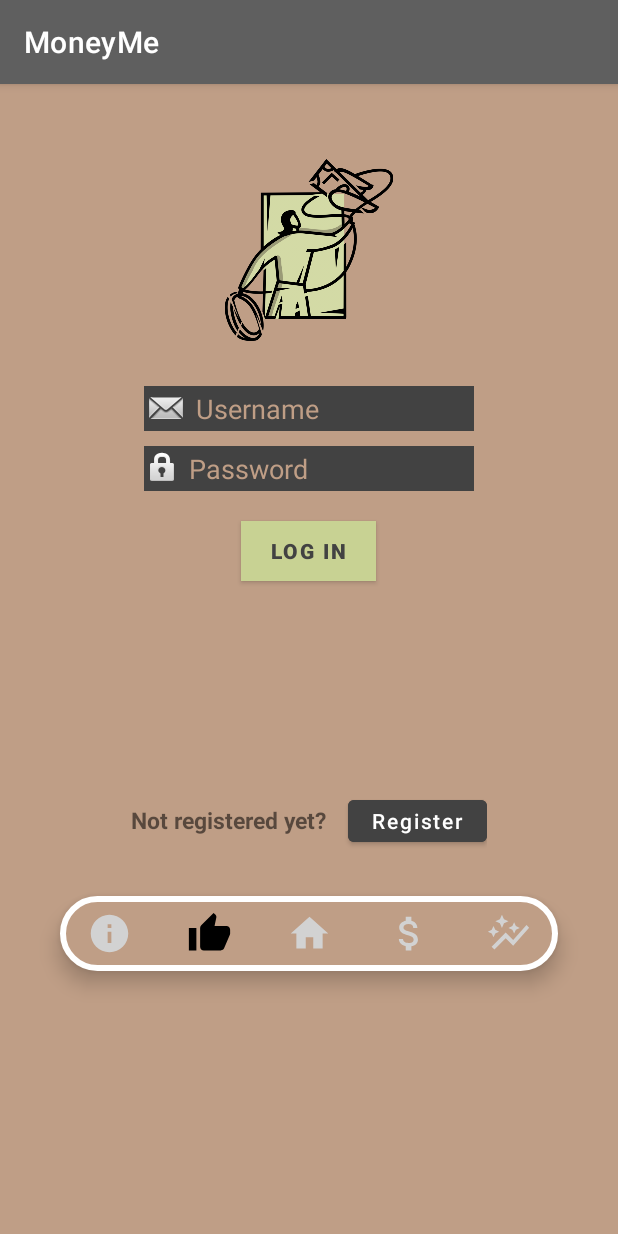
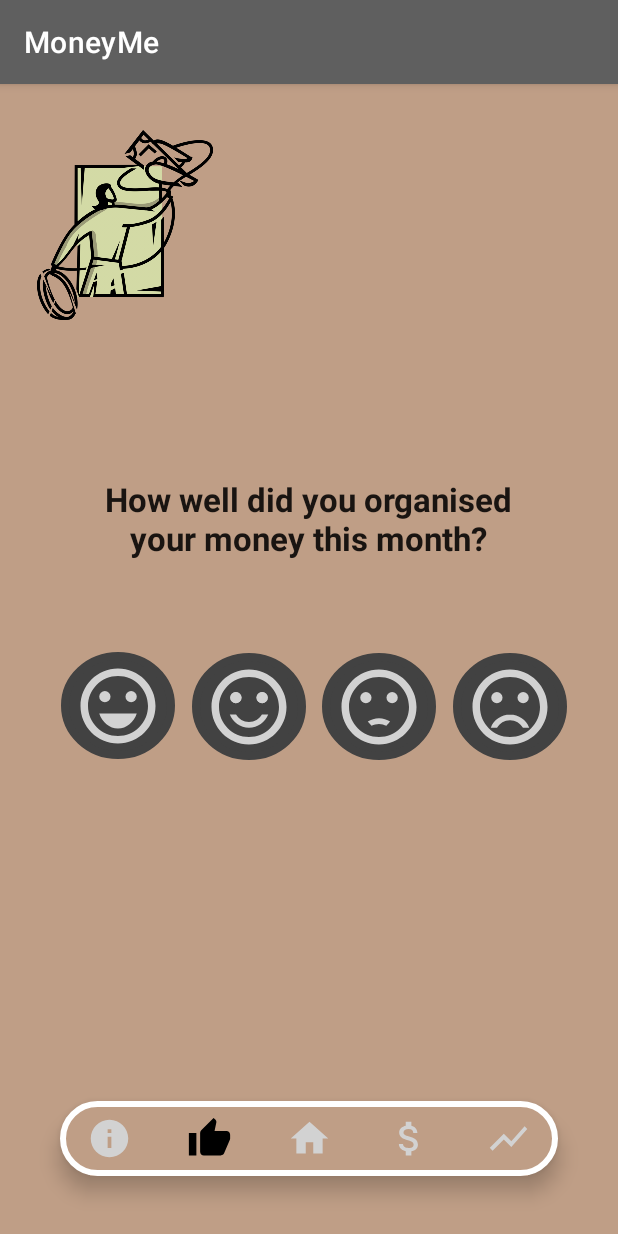
Before and after one commit to GabrielHr00/Android-Studio-Money-Organisation-App, an Android app: the Vote screen opened directly, with no data from a screen before it, on a phone screen of 412 x 824 dp. Run offline under Robolectric (Android 15) with nearby library versions, the phone set to English and light mode, and no system bars.

Commit message:
Vote Screen and vote buttons

```diff
--- a/MoneyMe/app/src/main/java/com/example/moneyme/Vote.java
+++ b/MoneyMe/app/src/main/java/com/example/moneyme/Vote.java
@@ -20,7 +20,7 @@ public class Vote extends AppCompatActivity {
     @Override
     protected void onCreate(Bundle savedInstanceState) {
         super.onCreate(savedInstanceState);
-        setContentView(R.layout.activity_log_in);
+        setContentView(R.layout.activity_vote);
 
         // Navigation Bar
         navigationView = findViewById(R.id.navigation);
--- /dev/null
+++ b/MoneyMe/app/src/main/res/drawable/circle_shape.xml
@@ -0,0 +1,10 @@
+<?xml version="1.0" encoding="utf-8"?>
+<selector xmlns:android="http://schemas.android.com/apk/res/android">
+    <item>
+        <shape android:shape="oval">
+            <stroke android:color="@color/cardview_dark_background" android:width="5dp" />
+            <solid android:color="@color/cardview_dark_background"/>
+            <size android:width="150dp" android:height="150dp"/>
+        </shape>
+    </item>
+</selector>
--- a/MoneyMe/app/src/main/res/drawable/ic_baseline_auto_graph_24.xml
+++ /dev/null
@@ -1,5 +0,0 @@
-<vector android:height="24dp" android:tint="#D2D2D2"
-    android:viewportHeight="24" android:viewportWidth="24"
-    android:width="24dp" xmlns:android="http://schemas.android.com/apk/res/android">
-    <path android:fillColor="@android:color/white" android:pathData="M14.06,9.94L12,9l2.06,-0.94L15,6l0.94,2.06L18,9l-2.06,0.94L15,12L14.06,9.94zM4,14l0.94,-2.06L7,11l-2.06,-0.94L4,8l-0.94,2.06L1,11l2.06,0.94L4,14zM8.5,9l1.09,-2.41L12,5.5L9.59,4.41L8.5,2L7.41,4.41L5,5.5l2.41,1.09L8.5,9zM4.5,20.5l6,-6.01l4,4L23,8.93l-1.41,-1.41l-7.09,7.97l-4,-4L3,19L4.5,20.5z"/>
-</vector>
--- /dev/null
+++ b/MoneyMe/app/src/main/res/drawable/ic_baseline_sentiment_dissatisfied_24.xml
@@ -0,0 +1,7 @@
+<vector android:height="60dp" android:tint="#D2D2D2"
+    android:viewportHeight="24" android:viewportWidth="24"
+    android:width="60dp" xmlns:android="http://schemas.android.com/apk/res/android">
+    <path android:fillColor="@android:color/white" android:pathData="M15.5,9.5m-1.5,0a1.5,1.5 0,1 1,3 0a1.5,1.5 0,1 1,-3 0"/>
+    <path android:fillColor="@android:color/white" android:pathData="M8.5,9.5m-1.5,0a1.5,1.5 0,1 1,3 0a1.5,1.5 0,1 1,-3 0"/>
+    <path android:fillColor="@android:color/white" android:pathData="M11.99,2C6.47,2 2,6.48 2,12s4.47,10 9.99,10C17.52,22 22,17.52 22,12S17.52,2 11.99,2zM12,20c-4.42,0 -8,-3.58 -8,-8s3.58,-8 8,-8 8,3.58 8,8 -3.58,8 -8,8zM12,16.5c0.73,0 1.39,0.19 1.97,0.53 0.12,-0.14 0.86,-0.98 1.01,-1.14 -0.85,-0.56 -1.87,-0.89 -2.98,-0.89 -1.11,0 -2.13,0.33 -2.99,0.88 0.97,1.09 0.01,0.02 1.01,1.14 0.59,-0.33 1.25,-0.52 1.98,-0.52z"/>
+</vector>
--- /dev/null
+++ b/MoneyMe/app/src/main/res/drawable/ic_baseline_sentiment_satisfied_alt_24.xml
@@ -0,0 +1,9 @@
+<vector android:height="60dp" android:tint="#D2D2D2"
+    android:viewportHeight="24" android:viewportWidth="24"
+    android:width="60dp" xmlns:android="http://schemas.android.com/apk/res/android">
+    <path android:fillColor="@android:color/white" android:pathData="M15.5,9.5m-1.5,0a1.5,1.5 0,1 1,3 0a1.5,1.5 0,1 1,-3 0"/>
+    <path android:fillColor="@android:color/white" android:pathData="M8.5,9.5m-1.5,0a1.5,1.5 0,1 1,3 0a1.5,1.5 0,1 1,-3 0"/>
+    <path android:fillColor="@android:color/white" android:pathData="M15.5,9.5m-1.5,0a1.5,1.5 0,1 1,3 0a1.5,1.5 0,1 1,-3 0"/>
+    <path android:fillColor="@android:color/white" android:pathData="M8.5,9.5m-1.5,0a1.5,1.5 0,1 1,3 0a1.5,1.5 0,1 1,-3 0"/>
+    <path android:fillColor="@android:color/white" android:pathData="M11.99,2C6.47,2 2,6.48 2,12s4.47,10 9.99,10C17.52,22 22,17.52 22,12S17.52,2 11.99,2zM12,20c-4.42,0 -8,-3.58 -8,-8s3.58,-8 8,-8 8,3.58 8,8 -3.58,8 -8,8zM12,17.5c2.33,0 4.32,-1.45 5.12,-3.5h-1.67c-0.69,1.19 -1.97,2 -3.45,2s-2.75,-0.81 -3.45,-2L6.88,14c0.8,2.05 2.79,3.5 5.12,3.5z"/>
+</vector>
--- /dev/null
+++ b/MoneyMe/app/src/main/res/drawable/ic_baseline_sentiment_very_dissatisfied_24.xml
@@ -0,0 +1,7 @@
+<vector android:height="60dp" android:tint="#D2D2D2"
+    android:viewportHeight="24" android:viewportWidth="24"
+    android:width="60dp" xmlns:android="http://schemas.android.com/apk/res/android">
+    <path android:fillColor="@android:color/white" android:pathData="M15.5,9.5m-1.5,0a1.5,1.5 0,1 1,3 0a1.5,1.5 0,1 1,-3 0"/>
+    <path android:fillColor="@android:color/white" android:pathData="M8.5,9.5m-1.5,0a1.5,1.5 0,1 1,3 0a1.5,1.5 0,1 1,-3 0"/>
+    <path android:fillColor="@android:color/white" android:pathData="M11.99,2C6.47,2 2,6.48 2,12s4.47,10 9.99,10C17.52,22 22,17.52 22,12S17.52,2 11.99,2zM12,20c-4.42,0 -8,-3.58 -8,-8s3.58,-8 8,-8 8,3.58 8,8 -3.58,8 -8,8zM12,14c-2.33,0 -4.32,1.45 -5.12,3.5h1.67c0.69,-1.19 1.97,-2 3.45,-2s2.75,0.81 3.45,2h1.67c-0.8,-2.05 -2.79,-3.5 -5.12,-3.5z"/>
+</vector>
--- /dev/null
+++ b/MoneyMe/app/src/main/res/drawable/ic_baseline_sentiment_very_satisfied_24.xml
@@ -0,0 +1,7 @@
+<vector android:height="60dp" android:tint="#D2D2D2"
+    android:viewportHeight="24" android:viewportWidth="24"
+    android:width="60dp" xmlns:android="http://schemas.android.com/apk/res/android">
+    <path android:fillColor="@android:color/white" android:pathData="M15.5,9.5m-1.5,0a1.5,1.5 0,1 1,3 0a1.5,1.5 0,1 1,-3 0"/>
+    <path android:fillColor="@android:color/white" android:pathData="M8.5,9.5m-1.5,0a1.5,1.5 0,1 1,3 0a1.5,1.5 0,1 1,-3 0"/>
+    <path android:fillColor="@android:color/white" android:pathData="M11.99,2C6.47,2 2,6.48 2,12s4.47,10 9.99,10C17.52,22 22,17.52 22,12S17.52,2 11.99,2zM12,20c-4.42,0 -8,-3.58 -8,-8s3.58,-8 8,-8 8,3.58 8,8 -3.58,8 -8,8zM7,14c0.78,2.34 2.72,4 5,4s4.22,-1.66 5,-4L7,14z"/>
+</vector>
--- /dev/null
+++ b/MoneyMe/app/src/main/res/drawable/ic_baseline_show_chart_24.xml
@@ -0,0 +1,5 @@
+<vector android:height="24dp" android:tint="#D2D2D2"
+    android:viewportHeight="24" android:viewportWidth="24"
+    android:width="24dp" xmlns:android="http://schemas.android.com/apk/res/android">
+    <path android:fillColor="@android:color/white" android:pathData="M3.5,18.49l6,-6.01 4,4L22,6.92l-1.41,-1.41 -7.09,7.97 -4,-4L2,16.99z"/>
+</vector>
--- a/MoneyMe/app/src/main/res/layout/activity_log_in.xml
+++ /dev/null
@@ -1,102 +0,0 @@
-<?xml version="1.0" encoding="utf-8"?>
-<LinearLayout xmlns:android="http://schemas.android.com/apk/res/android"
-    xmlns:app="http://schemas.android.com/apk/res-auto"
-    xmlns:tools="http://schemas.android.com/tools"
-    android:layout_width="match_parent"
-    android:layout_height="match_parent"
-    android:background="#BF9E86"
-    android:gravity="center_horizontal"
-    android:orientation="vertical"
-    android:padding="10dp"
-    tools:context=".Vote">
-
-    <ImageView
-        android:id="@+id/logo_icon"
-        android:layout_width="161dp"
-        android:layout_height="121dp"
-        android:layout_marginTop="40dp"
-        android:contentDescription="logo"
-        android:src="@drawable/logo" />
-
-        <EditText
-            android:id="@+id/username"
-            android:layout_width="220dp"
-            android:layout_height="30dp"
-            android:layout_marginTop="30dp"
-            android:background="@color/cardview_dark_background"
-            android:drawableStart="@android:drawable/sym_action_email"
-            android:hint=" Username"
-            android:inputType="text"
-            android:textColor="@color/white"
-            android:textColorHint="#BF9E86"
-            android:textCursorDrawable="@color/white"/>
-
-        <EditText
-            android:id="@+id/password"
-            android:layout_width="220dp"
-            android:layout_height="30dp"
-            android:layout_marginTop="10dp"
-            android:background="@color/cardview_dark_background"
-            android:drawableStart="@android:drawable/ic_lock_idle_lock"
-            android:drawableLeft="@android:drawable/ic_lock_idle_lock"
-            android:hint=" Password"
-            android:inputType="textPassword"
-            android:textColor="@color/white"
-            android:textColorHint="#BF9E86"
-            android:textCursorDrawable="@color/white"/>
-
-    <Button
-        android:id="@+id/login"
-        android:layout_width="90dp"
-        android:layout_height="40dp"
-        android:layout_marginTop="20dp"
-        android:background="@color/cardview_dark_background"
-        android:text="Log In"
-        android:textColor="@color/cardview_dark_background"
-        android:textStyle="bold"
-        app:backgroundTint="#C8D293"
-        tools:text="Log In"
-        tools:textAllCaps="false" />
-
-        <LinearLayout
-            android:layout_width="wrap_content"
-            android:layout_height="wrap_content"
-            android:layout_marginTop="140dp"
-            android:gravity="center_horizontal"
-            android:orientation="horizontal">
-
-            <TextView
-                android:id="@+id/textView"
-                android:layout_width="wrap_content"
-                android:layout_height="wrap_content"
-                android:text="Not registered yet? "
-                android:textSize="15sp"
-                android:textStyle="bold" />
-
-            <Button
-                android:id="@+id/register_button"
-                android:layout_width="wrap_content"
-                android:layout_height="40dp"
-                android:layout_marginLeft="10dp"
-                android:backgroundTint="@color/cardview_dark_background"
-                android:text="Register"
-                android:textAllCaps="false"
-                tools:targetApi="lollipop" />
-
-        </LinearLayout>
-
-    <com.google.android.material.bottomnavigation.BottomNavigationView
-        android:id="@+id/navigation"
-        android:layout_width="match_parent"
-        android:layout_height="50dp"
-        android:layout_gravity="bottom"
-        android:layout_margin="30dp"
-        android:background="@drawable/gf"
-        android:elevation="2dp"
-        app:menu="@menu/menu_items"
-        app:labelVisibilityMode="unlabeled"
-        app:itemIconSize="30dp"
-        app:itemRippleColor="@android:color/transparent"
-        app:itemIconTint="@drawable/item_selector"/>
-
-</LinearLayout>
--- a/MoneyMe/app/src/main/res/layout/activity_money_screen.xml
+++ b/MoneyMe/app/src/main/res/layout/activity_money_screen.xml
@@ -17,7 +17,7 @@
         app:layout_constraintHorizontal_bias="0.495"
         app:layout_constraintStart_toStartOf="parent"
         app:layout_constraintTop_toTopOf="parent"
-        app:layout_constraintVertical_bias="0.353">
+        app:layout_constraintVertical_bias="0.444">
 
         <TextView
             android:layout_width="wrap_content"
@@ -48,13 +48,15 @@
         android:id="@+id/calculate"
         android:layout_width="wrap_content"
         android:layout_height="wrap_content"
+        android:backgroundTint="#C8D293"
         android:text="Calculate"
+        android:textColor="@color/cardview_dark_background"
         app:layout_constraintBottom_toBottomOf="parent"
         app:layout_constraintEnd_toEndOf="parent"
         app:layout_constraintHorizontal_bias="0.498"
         app:layout_constraintStart_toStartOf="parent"
         app:layout_constraintTop_toTopOf="parent"
-        app:layout_constraintVertical_bias="0.43" />
+        app:layout_constraintVertical_bias="0.518" />
 
     <LinearLayout
         android:layout_width="wrap_content"
@@ -84,4 +86,16 @@
 
     </LinearLayout>
 
+    <ImageView
+        android:id="@+id/imageView2"
+        android:layout_width="125dp"
+        android:layout_height="167dp"
+        app:layout_constraintBottom_toBottomOf="parent"
+        app:layout_constraintEnd_toEndOf="parent"
+        app:layout_constraintHorizontal_bias="0.125"
+        app:layout_constraintStart_toStartOf="parent"
+        app:layout_constraintTop_toTopOf="parent"
+        app:layout_constraintVertical_bias="0.062"
+        app:srcCompat="@drawable/logo" />
+
 </androidx.constraintlayout.widget.ConstraintLayout>
--- /dev/null
+++ b/MoneyMe/app/src/main/res/layout/activity_vote.xml
@@ -0,0 +1,120 @@
+<?xml version="1.0" encoding="utf-8"?>
+<androidx.constraintlayout.widget.ConstraintLayout xmlns:android="http://schemas.android.com/apk/res/android"
+    xmlns:app="http://schemas.android.com/apk/res-auto"
+    xmlns:tools="http://schemas.android.com/tools"
+    android:layout_width="match_parent"
+    android:layout_height="match_parent"
+    android:background="#BF9E86"
+    android:padding="10dp"
+    tools:context=".Vote">
+
+
+    <LinearLayout
+        android:id="@+id/linearLayout2"
+        android:layout_width="wrap_content"
+        android:layout_height="wrap_content"
+        android:gravity="center_horizontal"
+        android:orientation="horizontal"
+        app:layout_constraintBottom_toBottomOf="parent"
+        app:layout_constraintEnd_toEndOf="parent"
+        app:layout_constraintHorizontal_bias="0.0"
+        app:layout_constraintStart_toStartOf="parent"
+        app:layout_constraintTop_toTopOf="parent"
+        app:layout_constraintVertical_bias="1.0">
+
+        <com.google.android.material.bottomnavigation.BottomNavigationView
+            android:id="@+id/navigation"
+            android:layout_width="match_parent"
+            android:layout_height="50dp"
+            android:layout_gravity="bottom"
+            android:layout_margin="30dp"
+            android:background="@drawable/gf"
+            android:elevation="2dp"
+            app:itemIconSize="30dp"
+            app:itemIconTint="@drawable/item_selector"
+            app:itemRippleColor="@android:color/transparent"
+            app:labelVisibilityMode="unlabeled"
+            app:menu="@menu/menu_items" />
+
+    </LinearLayout>
+
+    <TextView
+        android:id="@+id/textView2"
+        android:layout_width="314dp"
+        android:layout_height="78dp"
+        android:gravity="center"
+        android:text="How well did you organised your money this month?"
+        android:textAppearance="@style/TextAppearance.AppCompat.Large"
+        android:textStyle="bold"
+        app:layout_constraintBottom_toBottomOf="parent"
+        app:layout_constraintEnd_toEndOf="parent"
+        app:layout_constraintHorizontal_bias="0.494"
+        app:layout_constraintStart_toStartOf="parent"
+        app:layout_constraintTop_toTopOf="parent"
+        app:layout_constraintVertical_bias="0.359" />
+
+    <ImageView
+        android:id="@+id/imageView3"
+        android:layout_width="117dp"
+        android:layout_height="136dp"
+        app:layout_constraintBottom_toBottomOf="parent"
+        app:layout_constraintEnd_toEndOf="parent"
+        app:layout_constraintHorizontal_bias="0.054"
+        app:layout_constraintStart_toStartOf="parent"
+        app:layout_constraintTop_toTopOf="parent"
+        app:layout_constraintVertical_bias="0.026"
+        app:srcCompat="@drawable/logo" />
+
+    <ImageButton
+        android:id="@+id/_100"
+        android:layout_width="76dp"
+        android:layout_height="71dp"
+        app:layout_constraintBottom_toBottomOf="parent"
+        app:layout_constraintEnd_toEndOf="parent"
+        app:layout_constraintHorizontal_bias="0.098"
+        app:layout_constraintStart_toStartOf="parent"
+        app:layout_constraintTop_toTopOf="parent"
+        app:layout_constraintVertical_bias="0.545"
+        app:srcCompat="@drawable/ic_baseline_sentiment_very_satisfied_24"
+        android:background="@drawable/circle_shape" />
+
+    <ImageButton
+        android:id="@+id/_65"
+        android:layout_width="76dp"
+        android:layout_height="71dp"
+        android:background="@drawable/circle_shape"
+        app:layout_constraintBottom_toBottomOf="parent"
+        app:layout_constraintEnd_toEndOf="parent"
+        app:layout_constraintHorizontal_bias="0.373"
+        app:layout_constraintStart_toStartOf="parent"
+        app:layout_constraintTop_toTopOf="parent"
+        app:layout_constraintVertical_bias="0.546"
+        app:srcCompat="@drawable/ic_baseline_sentiment_satisfied_alt_24" />
+
+    <ImageButton
+        android:id="@+id/_30"
+        android:layout_width="76dp"
+        android:layout_height="71dp"
+        app:layout_constraintBottom_toBottomOf="parent"
+        app:layout_constraintEnd_toEndOf="parent"
+        app:layout_constraintHorizontal_bias="0.647"
+        app:layout_constraintStart_toStartOf="parent"
+        app:layout_constraintTop_toTopOf="parent"
+        app:layout_constraintVertical_bias="0.546"
+        app:srcCompat="@drawable/ic_baseline_sentiment_dissatisfied_24"
+        android:background="@drawable/circle_shape" />
+
+    <ImageButton
+        android:id="@+id/_0"
+        android:layout_width="76dp"
+        android:layout_height="71dp"
+        app:layout_constraintBottom_toBottomOf="parent"
+        app:layout_constraintEnd_toEndOf="parent"
+        app:layout_constraintHorizontal_bias="0.925"
+        app:layout_constraintStart_toStartOf="parent"
+        app:layout_constraintTop_toTopOf="parent"
+        app:layout_constraintVertical_bias="0.546"
+        app:srcCompat="@drawable/ic_baseline_sentiment_very_dissatisfied_24"
+        android:background="@drawable/circle_shape" />
+
+</androidx.constraintlayout.widget.ConstraintLayout>
--- a/MoneyMe/app/src/main/res/menu/menu_items.xml
+++ b/MoneyMe/app/src/main/res/menu/menu_items.xml
@@ -18,6 +18,6 @@
         android:title="money"></item>
 
     <item android:id="@+id/progress"
-        android:icon="@drawable/ic_baseline_auto_graph_24"
+        android:icon="@drawable/ic_baseline_show_chart_24"
         android:title="pregress"></item>
 </menu>
```
